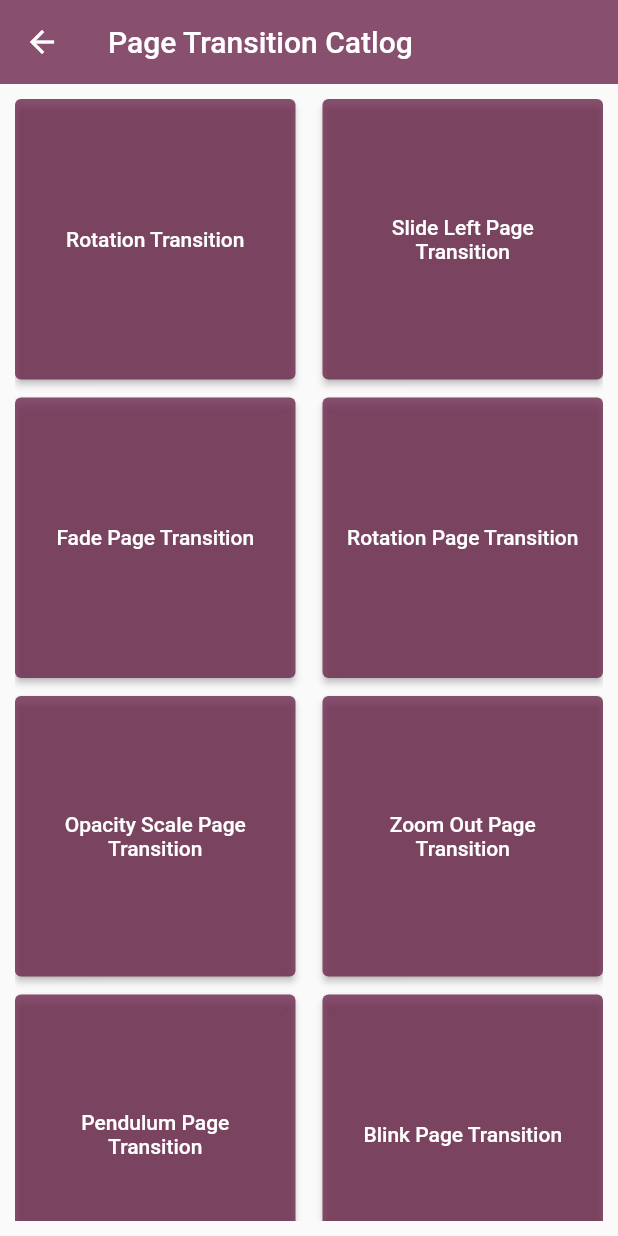
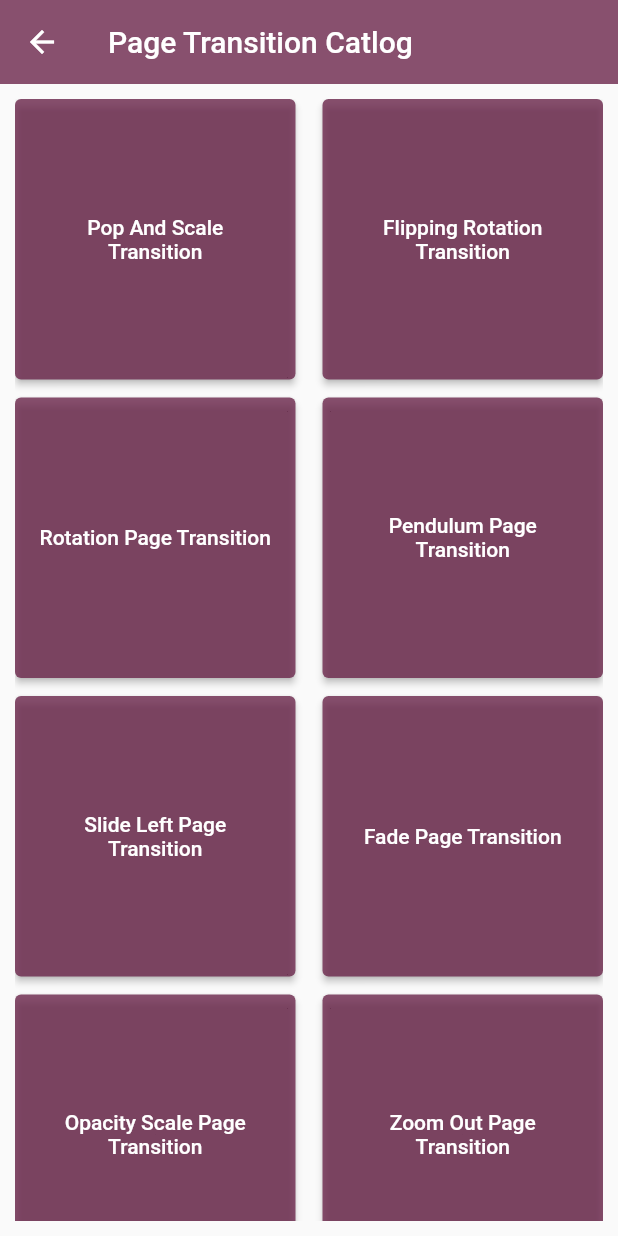
Before and after one commit to Zingworks-Sachin/animated_flutter_widgets, a Flutter app: the PageTransitionAnimationWidget screen opened directly, on a phone screen of 412 x 824 dp. Run offline on Flutter 3.47's test engine with Material 2 defaults, Android fonts, the phone set to English and light mode, and no system bars; our stand-ins replace flutter_staggered_animations.

Commit message:
Plugin Documentation

```diff
--- a/example/lib/page_transition/page_transition_animations.dart
+++ b/example/lib/page_transition/page_transition_animations.dart
@@ -31,10 +31,46 @@ class _PageTransitionAnimationWidgetState extends State<PageTransitionAnimationW
         onPressed: () {
           Navigator.push(
             context,
-            RotateAnimation(page: const SecondPage(), isClockwise: true),
+            PopAndScaleTransition(page: const SecondPage()),
           );
         },
-        child: const Text('Rotation Transition',textAlign: TextAlign.center,),
+        child: const Text('Pop And Scale Transition',textAlign: TextAlign.center),
+      ),
+      ElevatedButton(
+        style: ElevatedButton.styleFrom(
+            backgroundColor: ColorUtility.magenta
+        ),
+        onPressed: () {
+          Navigator.push(
+            context,
+            FlippingRotationTransition(page: const SecondPage(),isReversed: false),
+          );
+        },
+        child: const Text('Flipping Rotation Transition',textAlign: TextAlign.center),
+      ),
+      ElevatedButton(
+        style: ElevatedButton.styleFrom(
+            backgroundColor: ColorUtility.magenta
+        ),
+        onPressed: () {
+          Navigator.push(
+            context,
+            RotationPageTransition(page: const SecondPage()),
+          );
+        },
+        child: const Text('Rotation Page Transition',textAlign: TextAlign.center),
+      ),
+      ElevatedButton(
+        style: ElevatedButton.styleFrom(
+            backgroundColor: ColorUtility.magenta
+        ),
+        onPressed: () {
+          Navigator.push(
+            context,
+            PendulumPageTransition(page: const SecondPage()),
+          );
+        },
+        child: const Text('Pendulum Page Transition',textAlign: TextAlign.center),
       ),
       ElevatedButton(
         style: ElevatedButton.styleFrom(
@@ -67,18 +103,6 @@ class _PageTransitionAnimationWidgetState extends State<PageTransitionAnimationW
         onPressed: () {
           Navigator.push(
             context,
-            RotationPageTransition(page: const SecondPage()),
-          );
-        },
-        child: const Text('Rotation Page Transition',textAlign: TextAlign.center),
-      ),
-      ElevatedButton(
-        style: ElevatedButton.styleFrom(
-            backgroundColor: ColorUtility.magenta
-        ),
-        onPressed: () {
-          Navigator.push(
-            context,
             OpacityScalePageTransition(page: const SecondPage()),
           );
         },
@@ -95,18 +119,6 @@ class _PageTransitionAnimationWidgetState extends State<PageTransitionAnimationW
           );
         },
         child: const Text('Zoom Out Page Transition',textAlign: TextAlign.center),
-      ),
-      ElevatedButton(
-        style: ElevatedButton.styleFrom(
-            backgroundColor: ColorUtility.magenta
-        ),
-        onPressed: () {
-          Navigator.push(
-            context,
-            PendulumPageTransition(page: const SecondPage()),
-          );
-        },
-        child: const Text('Pendulum Page Transition',textAlign: TextAlign.center),
       ),
       ElevatedButton(
         style: ElevatedButton.styleFrom(
@@ -151,30 +163,6 @@ class _PageTransitionAnimationWidgetState extends State<PageTransitionAnimationW
         onPressed: () {
           Navigator.push(
             context,
-            SwingPageTransition(page: const SecondPage()),
-          );
-        },
-        child: const Text('Swing Page Transition',textAlign: TextAlign.center),
-      ),
-      ElevatedButton(
-        style: ElevatedButton.styleFrom(
-            backgroundColor: ColorUtility.magenta
-        ),
-        onPressed: () {
-          Navigator.push(
-            context,
-            PopAndScaleTransition(page: const SecondPage()),
-          );
-        },
-        child: const Text('Pop And Scale Transition',textAlign: TextAlign.center),
-      ),
-      ElevatedButton(
-        style: ElevatedButton.styleFrom(
-            backgroundColor: ColorUtility.magenta
-        ),
-        onPressed: () {
-          Navigator.push(
-            context,
             ShrinkAndFadeTransition(page: const SecondPage()),
           );
         },
@@ -193,18 +181,6 @@ class _PageTransitionAnimationWidgetState extends State<PageTransitionAnimationW
         child: const Text('Elastic Rotation Transition',textAlign: TextAlign.center),
       ),
       ElevatedButton(
-        style: ElevatedButton.styleFrom(
-            backgroundColor: ColorUtility.magenta
-        ),
-        onPressed: () {
-          Navigator.push(
-            context,
-            FlippingRotationTransition(page: const SecondPage(),isReversed: false),
-          );
-        },
-        child: const Text('Flipping Rotation Transition',textAlign: TextAlign.center),
-      ),
-      ElevatedButton(
         style: ElevatedButton.styleFrom(backgroundColor: ColorUtility.magenta),
         onPressed:() {
           Navigator.push(
@@ -213,6 +189,18 @@ class _PageTransitionAnimationWidgetState extends State<PageTransitionAnimationW
           );
         },
         child: const Text('Scale Slide Transition',textAlign: TextAlign.center),
+      ),
+      ElevatedButton(
+        style: ElevatedButton.styleFrom(
+            backgroundColor: ColorUtility.magenta
+        ),
+        onPressed: () {
+          Navigator.push(
+            context,
+            RotateAnimation(page: const SecondPage(), isClockwise: true),
+          );
+        },
+        child: const Text('Rotation Transition',textAlign: TextAlign.center,),
       ),
     ];
     setState(() {
--- a/example/lib/utility/widgets/animated_dialog_box.dart
+++ b/example/lib/utility/widgets/animated_dialog_box.dart
@@ -9,7 +9,7 @@ import 'package:flutter/material.dart';
 
 class AnimatedDialogBox extends StatefulWidget {
   final String title;
-  final ListType listType;
+  final ListType? listType;
   final TextStyle? titleTextStyle;
   final List<Widget>? actions;
 
@@ -57,7 +57,7 @@ class _AnimatedDialogBoxState extends State<AnimatedDialogBox> with TickerProvid
                 titleTextStyle: TextStyle(color: ColorUtility.magenta,fontSize: 22,fontWeight: FontWeight.bold),
                 alignment: Alignment.center,
                 actionsAlignment: MainAxisAlignment.spaceBetween,
-                actions: <Widget>[
+                actions: widget.actions ?? <Widget>[
                   Align(
                     alignment: Alignment.center,
                     child: ElevatedButton(
--- a/lib/enums/enums.dart
+++ b/lib/enums/enums.dart
@@ -17,3 +17,7 @@ enum CollectionAnimationType {
   rightScale,
   scaleOut
 }
+enum AppBarAnimationType {
+  fadeIn,
+  slideIn
+}
--- a/lib/src/animated_widgets.dart
+++ b/lib/src/animated_widgets.dart
@@ -5,7 +5,6 @@ export 'package:animated_flutter_widgets/animations/image_color_change_animation
 export 'package:animated_flutter_widgets/animated_widgets/appbars/fade_in_appbar.dart';
 export 'package:animated_flutter_widgets/animated_widgets/appbars/slide_in_appbar.dart';
 export 'package:animated_flutter_widgets/animations/slide_in_animation.dart';
-export 'package:animated_flutter_widgets/animated_widgets/appbars/color_animated_appbar.dart';
 export 'package:animated_flutter_widgets/widgets/painters/star_painter.dart';
 export 'package:animated_flutter_widgets/widgets/painters/diamond_painter.dart';
 export 'package:animated_flutter_widgets/enums/enums.dart';
```
Also changed, not shown: example/lib/animation/animation_catlog.dart (+41 -0 lines), example/lib/page_transition/second_page.dart (+28 -5 lines), lib/animated_widgets/appbars/color_animated_appbar.dart (deleted, +0 -58 lines), assets/page_transition_animation.gif (added), 2 other files.
